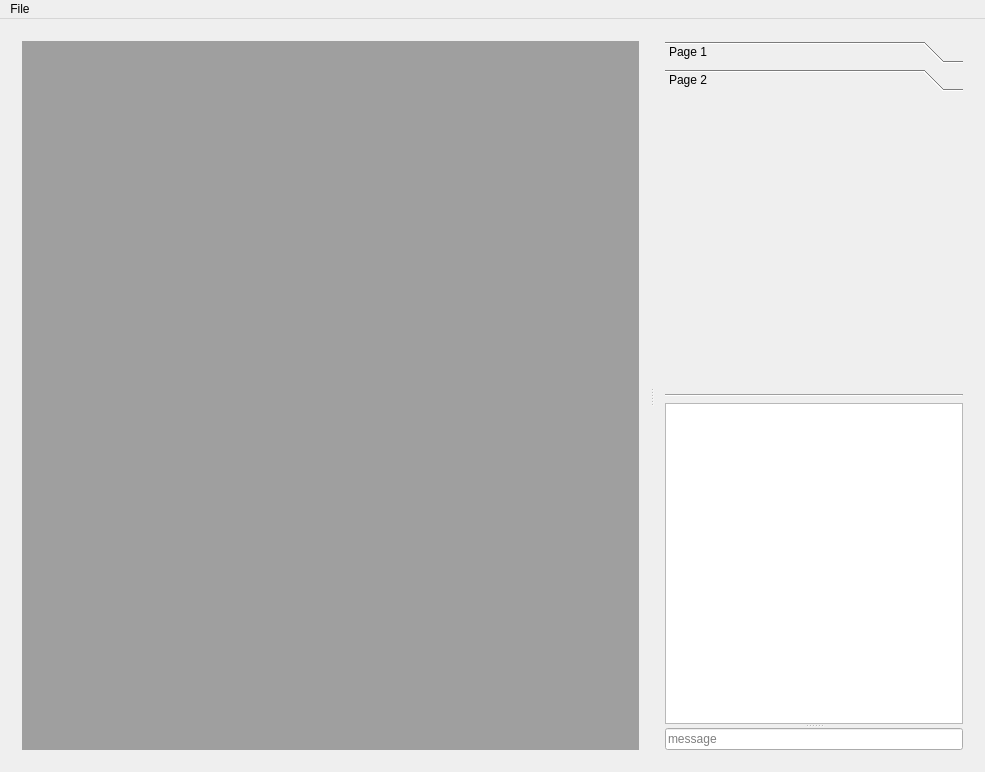
The window that src/mainwindow.ui (Nepta/nixjdr) describes before a commit, drawn with Qt 5.
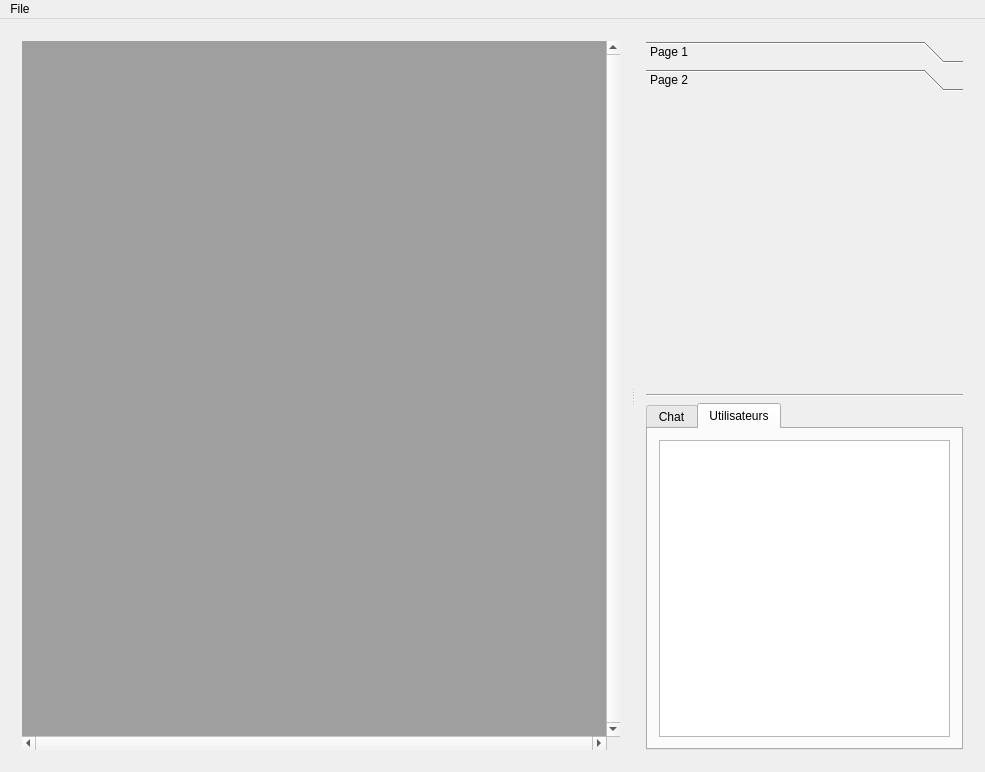
The same window after the commit. The open tabs and pages were chosen to show the change.

Commit message: UI nicknames QListView

The edit to the form file:
```diff
--- a/src/mainwindow.ui
+++ b/src/mainwindow.ui
@@ -30,6 +30,12 @@
             <verstretch>4</verstretch>
            </sizepolicy>
           </property>
+          <property name="verticalScrollBarPolicy">
+           <enum>Qt::ScrollBarAlwaysOn</enum>
+          </property>
+          <property name="horizontalScrollBarPolicy">
+           <enum>Qt::ScrollBarAlwaysOn</enum>
+          </property>
           <property name="sizeAdjustPolicy">
            <enum>QAbstractScrollArea::AdjustIgnored</enum>
           </property>
@@ -80,8 +86,8 @@
             <rect>
              <x>0</x>
              <y>0</y>
-             <width>96</width>
-             <height>26</height>
+             <width>170</width>
+             <height>298</height>
             </rect>
            </property>
            <attribute name="label">
@@ -104,6 +110,16 @@
          </widget>
         </item>
         <item>
+         <widget class="QTabWidget" name="tabWidget">
+          <property name="currentIndex">
+           <number>1</number>
+          </property>
+          <widget class="QWidget" name="chatTab">
+           <attribute name="title">
+            <string>Chat</string>
+           </attribute>
+           <layout class="QVBoxLayout" name="verticalLayout_3">
+            <item>
          <widget class="QSplitter" name="splitter">
           <property name="sizePolicy">
            <sizepolicy hsizetype="Preferred" vsizetype="Expanding">
@@ -135,6 +151,20 @@
            <property name="clearButtonEnabled">
             <bool>true</bool>
            </property>
+              </widget>
+             </widget>
+            </item>
+           </layout>
+          </widget>
+          <widget class="QWidget" name="userTab">
+           <attribute name="title">
+            <string>Utilisateurs</string>
+           </attribute>
+           <layout class="QVBoxLayout" name="verticalLayout_4">
+            <item>
+             <widget class="QListView" name="nicknamesListView"/>
+            </item>
+           </layout>
           </widget>
          </widget>
         </item>
```
Left out of the diff: 2 changed lines with no effect on the pictures. Lines whose indentation alone changed are shown as unchanged. The commit also changes 14 other files.
